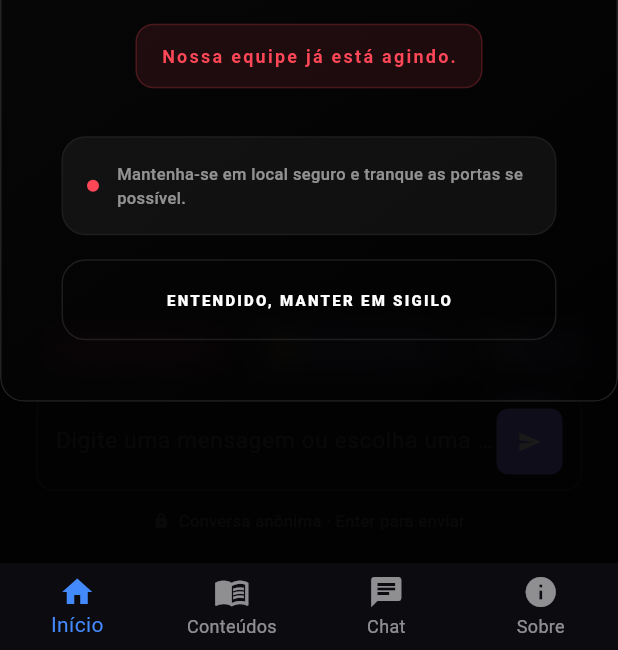
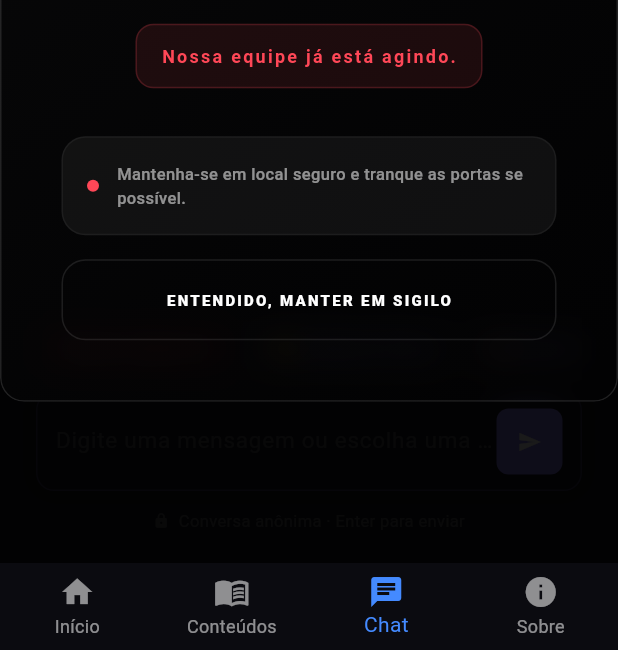
Before and after one commit to Tomate3181/NiraFlutter, a Flutter app: the screen it shows after launch, after a tap on "ACIONAR S.O.S AGORA", on a phone screen of 412 x 824 dp, the part 586-1236 px from its top. Run offline on Flutter 3.47's test engine with Material 3 defaults, Android fonts, the phone set to English and light mode, and no system bars; our stand-ins replace fl_chart, flutter_dotenv, flutter_map, flutter_riverpod, freezed_annotation, go_router and 4 more; accounts and stored records are empty; generated files the repository leaves out were written again; network calls fail.

Commit message:
mais redirecionamento arrumado

```diff
--- a/lib/main.dart
+++ b/lib/main.dart
@@ -16,9 +16,18 @@ Future<void> main() async {
   // Primeiro, tentamos obter valores passados em tempo de compilação via
   // --dart-define. Se não existirem, carregamos o arquivo .env (se presente)
   // usando `flutter_dotenv`.
-  String supabaseUrl = const String.fromEnvironment('SUPABASE_URL', defaultValue: '');
-  String supabaseAnonKey = const String.fromEnvironment('SUPABASE_ANON_KEY', defaultValue: '');
-  String geminiApiKey = const String.fromEnvironment('GEMINI_API_KEY', defaultValue: '');
+  String supabaseUrl = const String.fromEnvironment(
+    'SUPABASE_URL',
+    defaultValue: '',
+  );
+  String supabaseAnonKey = const String.fromEnvironment(
+    'SUPABASE_ANON_KEY',
+    defaultValue: '',
+  );
+  String geminiApiKey = const String.fromEnvironment(
+    'GEMINI_API_KEY',
+    defaultValue: '',
+  );
 
   if (supabaseUrl.isEmpty || supabaseAnonKey.isEmpty || geminiApiKey.isEmpty) {
     try {
@@ -27,18 +36,27 @@ Future<void> main() async {
       // Ignore if .env is missing — we'll handle empties below.
     }
 
-    supabaseUrl = supabaseUrl.isNotEmpty ? supabaseUrl : (dotenv.env['VITE_SUPABASE_URL'] ?? dotenv.env['SUPABASE_URL'] ?? '');
-    supabaseAnonKey = supabaseAnonKey.isNotEmpty ? supabaseAnonKey : (dotenv.env['VITE_SUPABASE_ANON_KEY'] ?? dotenv.env['SUPABASE_ANON_KEY'] ?? '');
-    geminiApiKey = geminiApiKey.isNotEmpty ? geminiApiKey : (dotenv.env['VITE_GEMINI_API_KEY'] ?? dotenv.env['GEMINI_API_KEY'] ?? '');
+    supabaseUrl = supabaseUrl.isNotEmpty
+        ? supabaseUrl
+        : (dotenv.env['VITE_SUPABASE_URL'] ?? dotenv.env['SUPABASE_URL'] ?? '');
+    supabaseAnonKey = supabaseAnonKey.isNotEmpty
+        ? supabaseAnonKey
+        : (dotenv.env['VITE_SUPABASE_ANON_KEY'] ??
+              dotenv.env['SUPABASE_ANON_KEY'] ??
+              '');
+    geminiApiKey = geminiApiKey.isNotEmpty
+        ? geminiApiKey
+        : (dotenv.env['VITE_GEMINI_API_KEY'] ??
+              dotenv.env['GEMINI_API_KEY'] ??
+              '');
   }
 
   if (supabaseUrl.isNotEmpty && supabaseAnonKey.isNotEmpty) {
-    await Supabase.initialize(
-      url: supabaseUrl,
-      anonKey: supabaseAnonKey,
+    await Supabase.initialize(url: supabaseUrl, anonKey: supabaseAnonKey);
+  } else {
+    debugPrint(
+      'SUPABASE_URL or SUPABASE_ANON_KEY not provided; Supabase not initialized.',
     );
-  } else {
-    debugPrint('SUPABASE_URL or SUPABASE_ANON_KEY not provided; Supabase not initialized.');
   }
 
   runApp(const ProviderScope(child: MyApp()));
@@ -53,11 +71,36 @@ class MyApp extends StatelessWidget {
       ShellRoute(
         builder: (context, state, child) => MainScaffold(child: child),
         routes: [
-          GoRoute(path: '/', name: 'home', builder: (context, state) => const HomeScreen()),
-          GoRoute(path: '/conteudos', name: 'conteudos', builder: (context, state) => const ConteudosScreen()),
-          GoRoute(path: '/chat', name: 'chat', builder: (context, state) => const ChatScreen()),
-          GoRoute(path: '/como', name: 'como', builder: (context, state) => const ComoFuncionaScreen()),
-          GoRoute(path: '/sobre', name: 'sobre', builder: (context, state) => const SobreScreen()),
+          GoRoute(
+            path: '/',
+            name: 'home',
+            builder: (context, state) => const HomeScreen(),
+          ),
+          GoRoute(
+            path: '/conteudos',
+            name: 'conteudos',
+            builder: (context, state) => const ConteudosScreen(),
+          ),
+          GoRoute(
+            path: '/chat',
+            name: 'chat',
+            builder: (context, state) {
+              final extra = state.extra as Map<String, dynamic>?;
+              final sos = extra?['sos'] == true;
+              final start = extra?['start'] == true;
+              return ChatScreen(startWithSos: sos, startChat: start);
+            },
+          ),
+          GoRoute(
+            path: '/como',
+            name: 'como',
+            builder: (context, state) => const ComoFuncionaScreen(),
+          ),
+          GoRoute(
+            path: '/sobre',
+            name: 'sobre',
+            builder: (context, state) => const SobreScreen(),
+          ),
         ],
       ),
     ],
@@ -115,7 +158,12 @@ class MainScaffold extends StatelessWidget {
         selectedItemColor: Colors.blueAccent,
         unselectedItemColor: Colors.white54,
         type: BottomNavigationBarType.fixed,
-        items: _navItems.map((it) => BottomNavigationBarItem(icon: Icon(it.icon), label: it.label)).toList(),
+        items: _navItems
+            .map(
+              (it) =>
+                  BottomNavigationBarItem(icon: Icon(it.icon), label: it.label),
+            )
+            .toList(),
       ),
     );
   }
--- a/lib/screens/home_screen.dart
+++ b/lib/screens/home_screen.dart
@@ -8,8 +8,7 @@ import 'package:fl_chart/fl_chart.dart';
 import '../widgets/nira_glass_card.dart';
 import '../services/nira_supabase_service.dart';
 import '../models/nira_models.dart';
-import 'chat_screen.dart';
-import 'como_funciona_screen.dart';
+import 'package:go_router/go_router.dart';
 
 // Provider temporário para ouvir a stream de alertas (Dashboard)
 final alertasStreamProvider = StreamProvider.autoDispose<List<Alert>>((ref) {
@@ -91,12 +90,9 @@ class HomeScreen extends ConsumerWidget {
             alignment: isMobile ? WrapAlignment.center : WrapAlignment.start,
             children: [
               ElevatedButton.icon(
-                onPressed: () => Navigator.of(context).push(
-                  MaterialPageRoute(
-                    builder: (_) =>
-                        const ChatScreen(startWithSos: true, startChat: true),
-                  ),
-                ),
+                onPressed: () => GoRouter.of(
+                  context,
+                ).go('/chat', extra: {'sos': true, 'start': true}),
                 icon: const Icon(LucideIcons.alertTriangle),
                 label: const Text('ACIONAR S.O.S AGORA'),
                 style: ElevatedButton.styleFrom(
@@ -113,9 +109,7 @@ class HomeScreen extends ConsumerWidget {
                 ),
               ),
               OutlinedButton.icon(
-                onPressed: () => Navigator.of(context).push(
-                  MaterialPageRoute(builder: (_) => const ComoFuncionaScreen()),
-                ),
+                onPressed: () => context.go('/como'),
                 icon: const Icon(LucideIcons.bookOpen),
                 label: const Text('COMO FUNCIONA'),
                 style: OutlinedButton.styleFrom(
```
